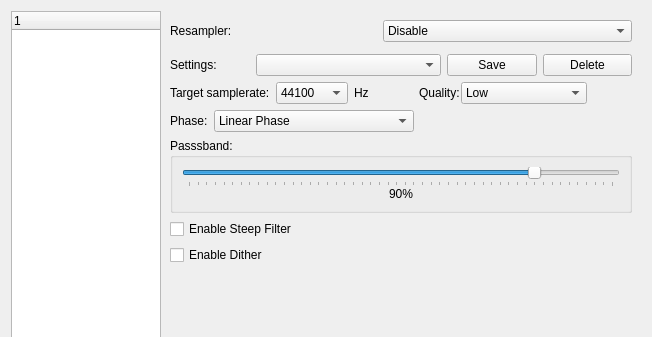
Qt form src/xamp/preferencedialog.ui (billlin0904/xamp2) before a commit; both pictures show x 0 to 652 and y 0 to 337 of the 652 by 569 pixel window.
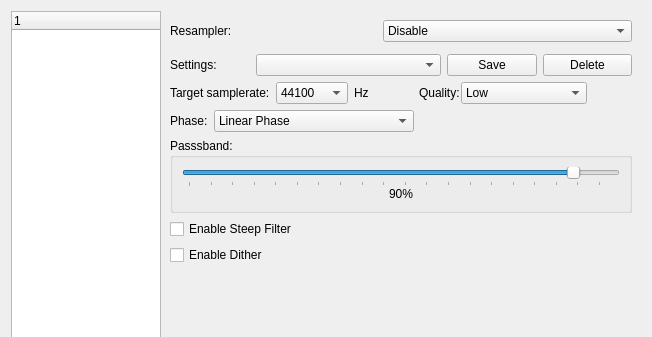
The same form after that commit. The open tabs and pages were chosen to show the change.

```diff
--- a/src/xamp/preferencedialog.ui
+++ b/src/xamp/preferencedialog.ui
@@ -508,7 +508,7 @@
                 <item>
                  <widget class="QSlider" name="soxrPassbandSlider">
                   <property name="minimum">
-                   <number>50</number>
+                   <number>1</number>
                   </property>
                   <property name="maximum">
                    <number>99</number>
@@ -529,7 +529,7 @@
                    <enum>QSlider::TicksBelow</enum>
                   </property>
                   <property name="tickInterval">
-                   <number>1</number>
+                   <number>5</number>
                   </property>
                  </widget>
                 </item>
```
Left out of the diff: 2 changed lines with no effect on the pictures.
